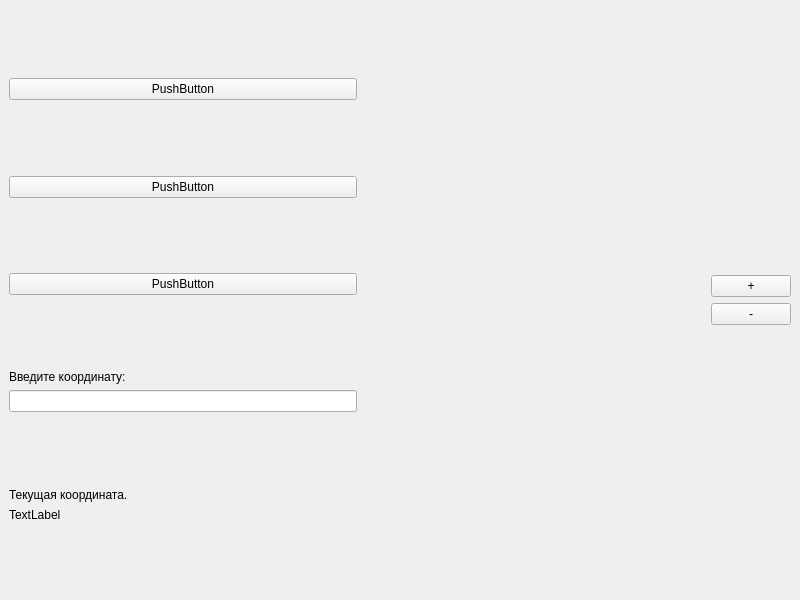
This is forms/main_form.ui in Dasshax/project_mapapi as Qt 5 draws it before an edit. The edited form follows.
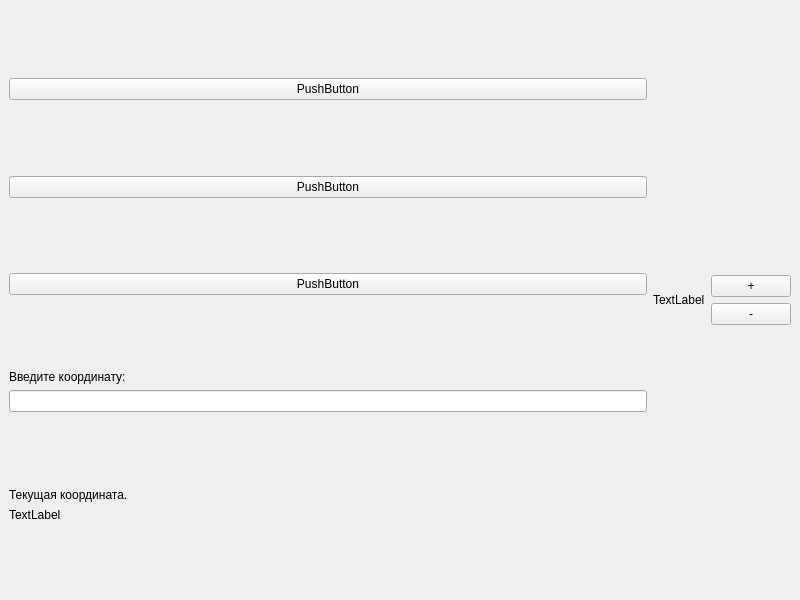
This is the edited form.

Patch:
```diff
--- a/forms/main_form.ui
+++ b/forms/main_form.ui
@@ -145,17 +145,11 @@
        </layout>
       </item>
       <item>
-       <spacer name="horizontalSpacer">
-        <property name="orientation">
-         <enum>Qt::Horizontal</enum>
+       <widget class="QLabel" name="map_image">
+        <property name="text">
+         <string>TextLabel</string>
         </property>
-        <property name="sizeHint" stdset="0">
-         <size>
-          <width>40</width>
-          <height>20</height>
-         </size>
-        </property>
-       </spacer>
+       </widget>
       </item>
       <item>
        <layout class="QVBoxLayout" name="verticalLayout_4">
```
Left out of the diff: 6 changed lines with no effect on the pictures.
